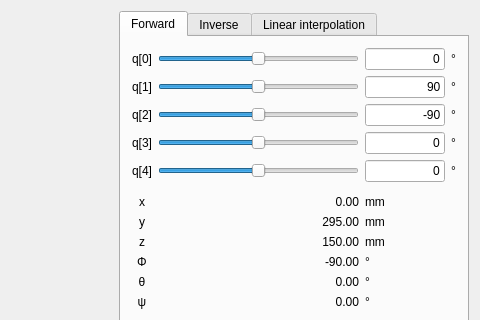
lego8421/PhantomX-Robot-Arm-Kit, file PhantomX-Robot-Arm-Kit/mainwindow.ui: the form before one commit; both pictures show x 298 to 778 and y 0 to 320 of the 778 by 418 pixel window.
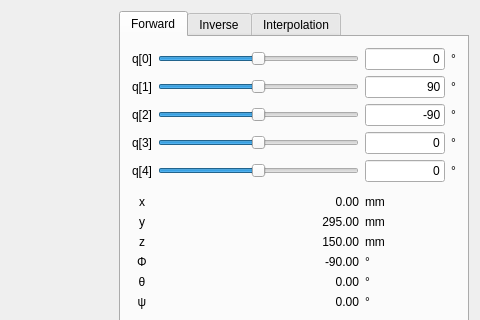
The form after the commit. Icons and pictures are not drawn. Custom widgets are drawn as their Qt base class.

Commit message: linearInterpolation 탭에서 reset을 누를 떄 Desired 재설정 추가

Patch:
```diff
--- a/PhantomX-Robot-Arm-Kit/mainwindow.ui
+++ b/PhantomX-Robot-Arm-Kit/mainwindow.ui
@@ -1284,7 +1284,7 @@
         </widget>
         <widget class="QWidget" name="tabPath">
          <attribute name="title">
-          <string>Linear interpolation</string>
+          <string>Interpolation</string>
          </attribute>
          <layout class="QVBoxLayout" name="verticalLayout_3">
           <item>
```
Left out of the diff: 2 changed lines with no effect on the pictures. The commit also changes 1 other file.
